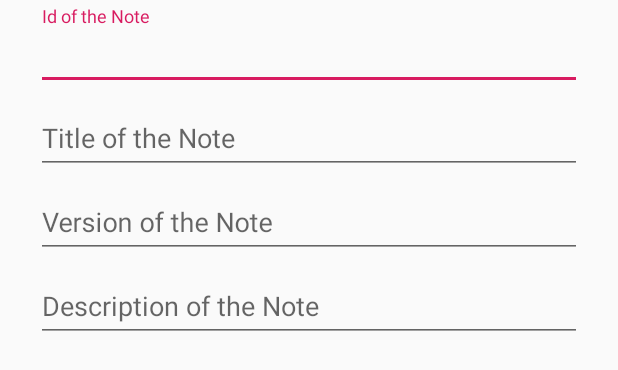
After one commit to aerogear/offix-android, an Android app: the layout alertdialog_task.xml on its own in the app's theme, with its tools: preview values and no code run, on a phone screen of 412 x 824 dp. The commit adds this screen. Shown: the top 370 px of the screen. Run offline under Robolectric (Android 15) with nearby library versions, the phone set to English and light mode, and no system bars.

Commit message:
Experiment with various functionalities provided by apollo android client

```diff
--- a/build.gradle
+++ b/build.gradle
@@ -8,7 +8,7 @@ buildscript {
         jcenter()
     }
     dependencies {
-        classpath 'com.android.tools.build:gradle:3.4.1'
+        classpath 'com.android.tools.build:gradle:3.2.1'
         classpath "org.jetbrains.kotlin:kotlin-gradle-plugin:$kotlin_version"
         classpath 'com.apollographql.apollo:gradle-plugin:0.3.2'
 
--- a/sample/build.gradle
+++ b/sample/build.gradle
@@ -32,7 +32,10 @@ dependencies {
     implementation 'com.squareup.okhttp3:logging-interceptor:3.10.0'
     implementation 'com.apollographql.apollo:apollo-android-support:0.3.2'
     implementation 'com.apollographql.apollo:apollo-runtime:0.3.2'
-
+//    implementation 'com.apollographql.apollo:apollo-http-cache:1.0.0'
+    implementation 'com.android.support:recyclerview-v7:28.0.0'
+    implementation 'com.android.support:cardview-v7:28.0.0'
+    implementation 'com.android.support:design:28.0.0'
     testImplementation 'junit:junit:4.12'
     androidTestImplementation 'com.android.support.test:runner:1.0.2'
     androidTestImplementation 'com.android.support.test.espresso:espresso-core:3.0.2'
--- a/sample/src/main/AndroidManifest.xml
+++ b/sample/src/main/AndroidManifest.xml
@@ -1,6 +1,7 @@
 <?xml version="1.0" encoding="utf-8"?>
 <manifest xmlns:android="http://schemas.android.com/apk/res/android"
           package="org.aerogear.graphqlandroid">
+    <uses-permission android:name="android.permission.INTERNET"/>
 
     <application
             android:allowBackup="true"
@@ -9,7 +10,7 @@
             android:roundIcon="@mipmap/ic_launcher_round"
             android:supportsRtl="true"
             android:theme="@style/AppTheme">
-        <activity android:name="org.aerogear.graphqlandroid.MainActivity">
+        <activity android:name="org.aerogear.graphqlandroid.activities.MainActivity">
             <intent-filter>
                 <action android:name="android.intent.action.MAIN"/>
 
--- /dev/null
+++ b/sample/src/main/java/org/aerogear/graphqlandroid/model/Task.kt
@@ -0,0 +1,3 @@
+package org.aerogear.graphqlandroid.model
+
+data class Task(val task: String, val desc: String, val id: Int, val version :Int)
--- /dev/null
+++ b/sample/src/main/res/layout/alertdialog_task.xml
@@ -0,0 +1,54 @@
+<?xml version="1.0" encoding="utf-8"?>
+<LinearLayout xmlns:android="http://schemas.android.com/apk/res/android"
+              android:layout_width="match_parent"
+              android:orientation="vertical"
+              android:layout_marginTop="4dp"
+              android:layout_height="match_parent">
+
+    <android.support.design.widget.TextInputLayout
+            android:layout_width="match_parent"
+            android:layout_height="wrap_content">
+        <EditText android:layout_width="match_parent"
+                  android:layout_height="wrap_content"
+                  android:id="@+id/etId"
+                  android:layout_marginStart="24dp"
+                  android:layout_marginEnd="24dp"
+                  android:hint="Id of the Note"/>
+    </android.support.design.widget.TextInputLayout>
+
+    <android.support.design.widget.TextInputLayout
+            android:layout_width="match_parent"
+            android:layout_height="wrap_content">
+        <EditText android:layout_width="match_parent"
+                  android:layout_height="wrap_content"
+                  android:id="@+id/etTitle"
+                  android:layout_marginStart="24dp"
+                  android:layout_marginEnd="24dp"
+                  android:hint="Title of the Note"/>
+    </android.support.design.widget.TextInputLayout>
+
+    <android.support.design.widget.TextInputLayout
+            android:layout_width="match_parent"
+            android:layout_height="wrap_content">
+        <EditText android:layout_width="match_parent"
+                  android:layout_height="wrap_content"
+                  android:id="@+id/etVersion"
+                  android:layout_marginStart="24dp"
+                  android:layout_marginEnd="24dp"
+                  android:hint="Version of the Note"/>
+    </android.support.design.widget.TextInputLayout>
+
+    <android.support.design.widget.TextInputLayout
+            android:layout_width="match_parent"
+            android:layout_height="wrap_content">
+        <EditText android:layout_width="match_parent"
+                  android:layout_height="wrap_content"
+                  android:id="@+id/etDesc"
+                  android:layout_marginStart="24dp"
+                  android:layout_marginEnd="24dp"
+                  android:hint="Description of the Note"/>
+    </android.support.design.widget.TextInputLayout>
+
+
+
+</LinearLayout>
```
Also changed, not shown: sample/src/main/java/org/aerogear/graphqlandroid/MainActivity.kt (deleted, +0 -12 lines), sample/src/main/java/org/aerogear/graphqlandroid/Utils.kt (added, +159 -0 lines), sample/src/main/java/org/aerogear/graphqlandroid/activities/MainActivity.kt (added, +199 -0 lines), sample/src/main/java/org/aerogear/graphqlandroid/adapter/TaskAdapter.kt (added, +72 -0 lines), sample/src/main/res/drawable/add.xml (added, +9 -0 lines), sample/src/main/res/layout/activity_main.xml (+14 -11 lines), sample/src/main/res/layout/alertfrag_create.xml (added, +32 -0 lines), sample/src/main/res/layout/item_row_tasks.xml (added, +60 -0 lines), gradle/wrapper/gradle-wrapper.properties, 1 other file.
